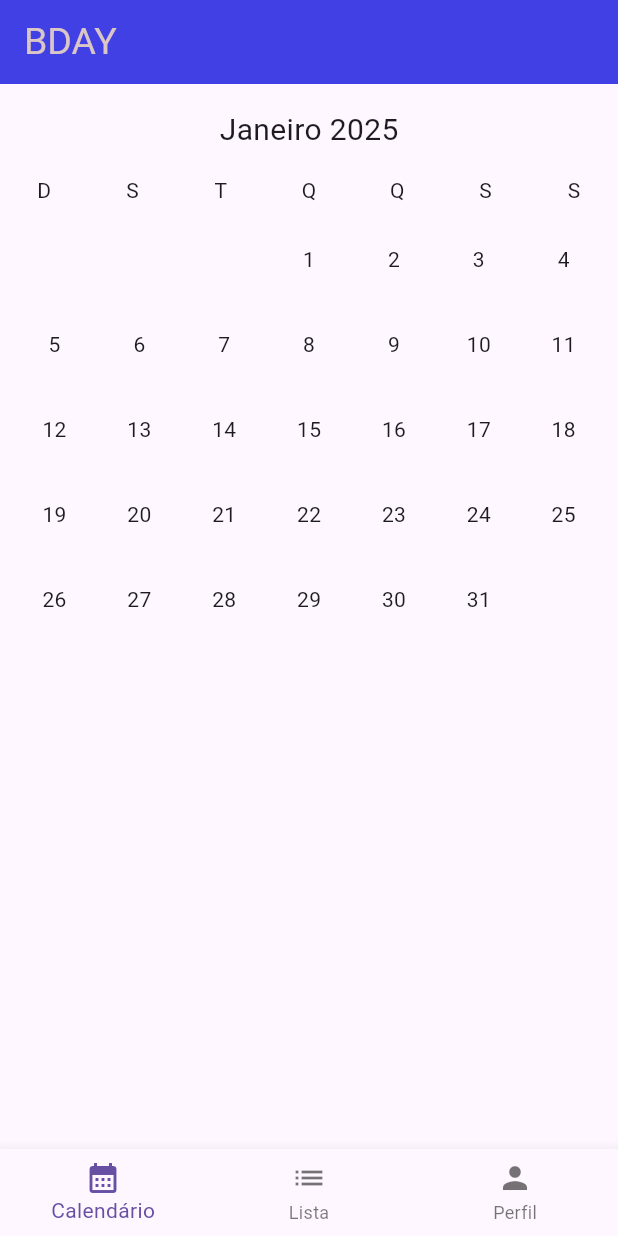
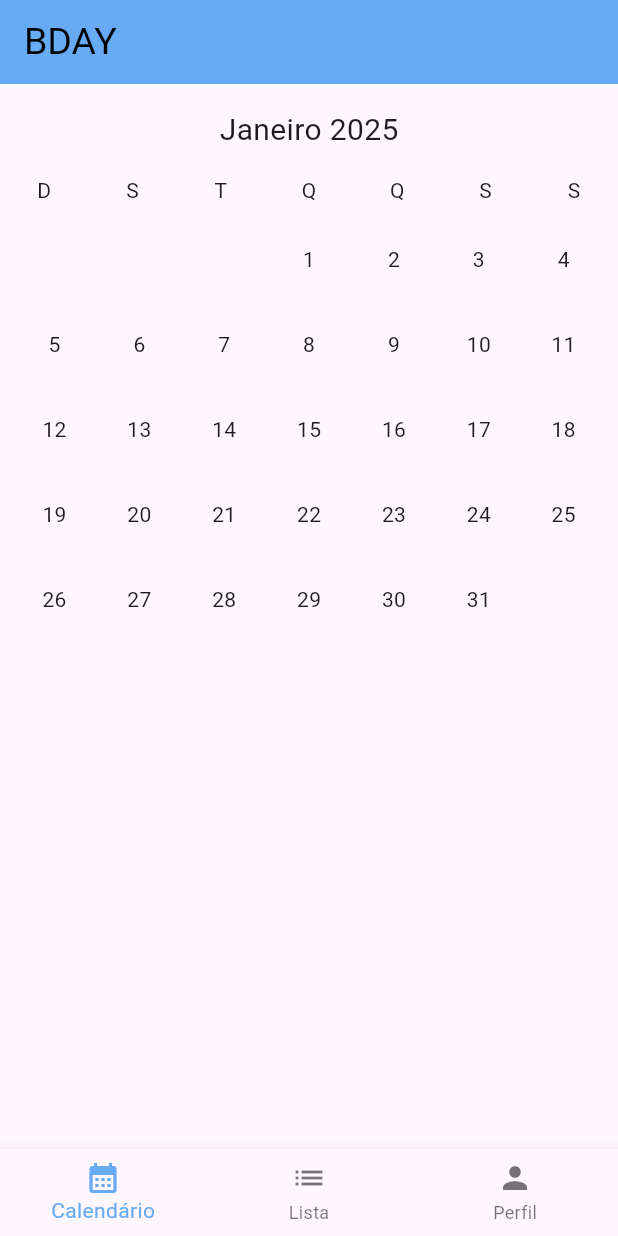
Before and after one commit to Intoxco/Projeto-Flutter, a Flutter app: the screen it shows once a user with an empty profile is signed in, on a phone screen of 412 x 824 dp. Run offline on Flutter 3.47's test engine with Material 3 defaults, Android fonts, the phone set to English and light mode, and no system bars; our stand-ins replace cloud_firestore, firebase_auth, firebase_core; accounts and stored records are empty.

Commit message:
Pequena estilização

```diff
--- a/flutter_application_1/lib/meu_aplicativo.dart
+++ b/flutter_application_1/lib/meu_aplicativo.dart
@@ -25,6 +25,7 @@ class MeuAplicativo extends StatelessWidget {
     ),
     ],
     child:MaterialApp(
+
       localizationsDelegates: [
     GlobalMaterialLocalizations.delegate,
     GlobalWidgetsLocalizations.delegate,
@@ -33,7 +34,16 @@ class MeuAplicativo extends StatelessWidget {
   supportedLocales: [const Locale('pt', 'BR')],
       title: "Agenda de Aniversárioss",
       debugShowCheckedModeBanner:false,
-      home:AuthCheck()
+      home:AuthCheck(),
+    theme: ThemeData(
+    bottomNavigationBarTheme: BottomNavigationBarThemeData(
+      //backgroundColor: Color(0xFFFFF5A5),
+      selectedItemColor: Color(0xFF67ABF5),
+      //unselectedItemColor: Color(0xFF444444),
+      //selectedIconTheme: IconThemeData(size: 30),
+      //unselectedIconTheme: IconThemeData(size: 24),
+    ),
+  ),
     )
   );
   }
--- a/flutter_application_1/lib/view/perfil_view.dart
+++ b/flutter_application_1/lib/view/perfil_view.dart
@@ -34,7 +34,7 @@ class _PerfilPageState extends State<PerfilPage> {
               Expanded(
                 flex: 1,
                 child: Container(
-                  color: Colors.blue,
+                  color: Color(0xFFC9F2F2),
                   width: larguraTela,
                   height: alturaTela * 0.25,
                   child: Row(
@@ -68,6 +68,7 @@ class _PerfilPageState extends State<PerfilPage> {
             left: (larguraTela / 2) - raioAvatar,
             child: CircleAvatar(
               radius: raioAvatar,
+              backgroundColor: Color (0xFFE8E8E8),
               backgroundImage: NetworkImage(
                   'https://img.freepik.com/fotos-gratis/retrato-de-homem-branco-isolado_53876-40306.jpg?semt=ais_hybrid&w=740'),
             ),
@@ -85,6 +86,7 @@ class _PerfilPageState extends State<PerfilPage> {
         child: Column(
           crossAxisAlignment: CrossAxisAlignment.start,
           children: [
+            SizedBox(height: 150),
             TextFormField(
               controller: controller.nomeController,
               decoration: InputDecoration(labelText: 'Nome'),
@@ -172,7 +174,7 @@ class _PerfilPageState extends State<PerfilPage> {
           Icon(
             icone,
             size: 50,
-            color: Colors.blueGrey,
+            color: Color(0xFFD8DCE6),
           ),
           SizedBox(width: 10),
           Text(
--- a/flutter_application_1/lib/view/tela_padrao_view.dart
+++ b/flutter_application_1/lib/view/tela_padrao_view.dart
@@ -32,10 +32,10 @@ void didChangeDependencies() {
       appBar: AppBar(
         title: Text("BDAY", style: TextStyle(
           fontSize: 25,
-          color: const Color.fromARGB(255, 218, 198, 198)
+          color: const Color.fromARGB(255, 0, 0, 0)
         ),
         ),
-        backgroundColor: Color.fromARGB(255, 64, 64, 228),
+        backgroundColor: Color(0xFF67ABF5),
       ),
       body: telas[_indice],
       bottomNavigationBar: BottomNavigationBar(
```
